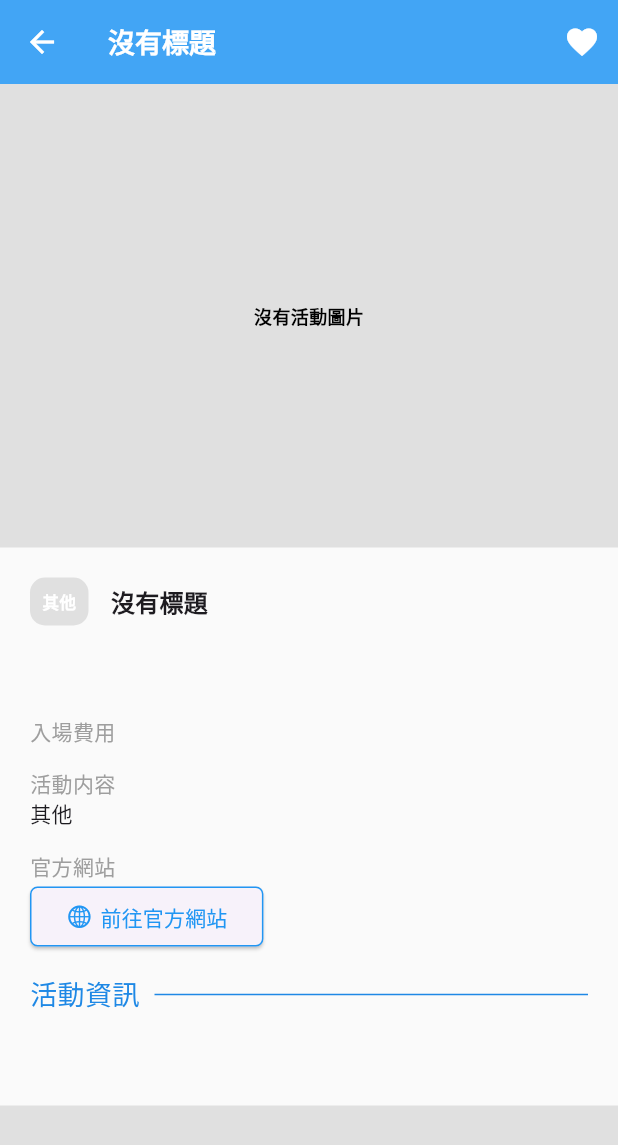
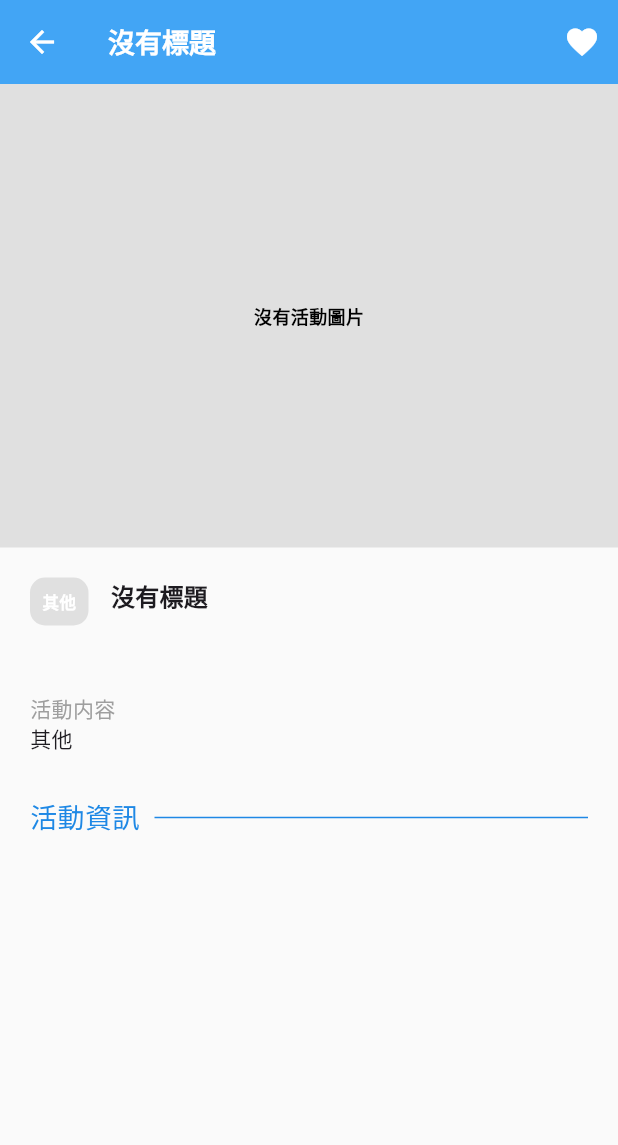
Before and after one commit to Edward-Chau/hk_acg_event_flutter, a Flutter app: the Informationscreen screen opened directly with empty values, on a phone screen of 412 x 824 dp. Shown: the top 1145 px of the screen. Run offline on Flutter 3.47's test engine with Material 3 defaults, Android fonts, the light colour scheme and no system bars; drawn by our look-alikes of flutter_html; our stand-ins replace dio, flutter_riverpod, gap, shared_preferences, smooth_page_indicator, table_calendar and 1 more; missing offline and left inert: insta_image_viewer; accounts and stored records are empty; network calls fail.

Commit message:
update_calender

```diff
--- a/lib/Screen/favouriteScreen.dart
+++ b/lib/Screen/favouriteScreen.dart
@@ -34,7 +34,7 @@ class _FavouriteScreenState extends ConsumerState<FavouriteScreen> {
         data: (eventlists) {
           final List<Event> keepListOfEvent = eventlists.where((event) {
             return keepList
-                .contains(event.id); // Assuming Event has an 'id' field
+                .contains(event.documentId); // Assuming Event has an 'id' field
           }).toList();
           return keepList.isEmpty
               ? const SizedBox(
@@ -54,9 +54,7 @@ class _FavouriteScreenState extends ConsumerState<FavouriteScreen> {
                     return Column(
                       mainAxisSize: MainAxisSize.min,
                       children: [
-                        EventListtilecard(
-                          event: keepListOfEvent[index],
-                        ),
+                        EventListtilecard(event: keepListOfEvent[index]),
                         if (keepListOfEvent.length - 1 == index)
                           Padding(
                             padding: const EdgeInsets.only(top: 8),
--- a/lib/Screen/informationScreen.dart
+++ b/lib/Screen/informationScreen.dart
@@ -56,6 +56,7 @@ class _InformationscreenState extends ConsumerState<Informationscreen> {
   Widget build(BuildContext context) {
     final List<String> keepList = ref.watch(keepEventProviderProvider);
     return Scaffold(
+      backgroundColor: Colors.grey[50],
       appBar: AppBar(
         actions: [
           IconButton(
@@ -94,9 +95,7 @@ class _InformationscreenState extends ConsumerState<Informationscreen> {
         ),
         backgroundColor: ETAColors.appbarColors_01,
       ),
-      body: Container(
-        color: Colors.grey[50],
-        child: SingleChildScrollView(
+      body: SingleChildScrollView(
         child: Column(
           crossAxisAlignment: CrossAxisAlignment.start,
           children: [
@@ -142,8 +141,7 @@ class _InformationscreenState extends ConsumerState<Informationscreen> {
                               placeholder: kTransparentImage,
                               image: image,
                               fit: BoxFit.cover,
-                                imageErrorBuilder:
-                                    (context, error, stackTrace) =>
+                              imageErrorBuilder: (context, error, stackTrace) =>
                                   const Center(
                                 child: Text('error'),
                               ),
@@ -174,19 +172,22 @@ class _InformationscreenState extends ConsumerState<Informationscreen> {
                 crossAxisAlignment: CrossAxisAlignment.start,
                 children: [
                   Row(
+                    crossAxisAlignment: CrossAxisAlignment.start,
                     children: [
                       Padding(
                         padding: const EdgeInsets.only(right: 15),
                         child: Eventcategorylabel(event: widget.event),
                       ),
-                        Text(
+                      Expanded(
+                        child: Text(
                           widget.event.title,
-                          maxLines: 2,
-                          overflow: TextOverflow.ellipsis,
+                          // maxLines: 2,
+                          // overflow: TextOverflow.ellipsis,
                           style: Theme.of(context)
                               .textTheme
                               .titleMedium!
                               .copyWith(fontWeight: FontWeight.bold),
+                        ),
                       ),
                     ],
                   ),
@@ -207,10 +208,9 @@ class _InformationscreenState extends ConsumerState<Informationscreen> {
                       crossAxisAlignment: CrossAxisAlignment.start,
                       mainAxisSize: MainAxisSize.min,
                       children: [
-                          const Text('時間',
-                              style: TextStyle(color: Colors.grey)),
-                          ...widget.event.eventTimes.map(
-                              (dayTime) => Text(dayTime.formatDetailTime()))
+                        const Text('時間', style: TextStyle(color: Colors.grey)),
+                        ...widget.event.eventTimes
+                            .map((dayTime) => Text(dayTime.formatDetailTime()))
                       ],
                     ),
 
@@ -221,8 +221,7 @@ class _InformationscreenState extends ConsumerState<Informationscreen> {
                       crossAxisAlignment: CrossAxisAlignment.start,
                       mainAxisSize: MainAxisSize.min,
                       children: [
-                          const Text('會場',
-                              style: TextStyle(color: Colors.grey)),
+                        const Text('會場', style: TextStyle(color: Colors.grey)),
                         InkWell(
                           onTap: () async {
                             if (!await launchUrl(Uri.parse(
@@ -231,34 +230,48 @@ class _InformationscreenState extends ConsumerState<Informationscreen> {
                             }
                           },
                           child: Row(
+                            crossAxisAlignment: CrossAxisAlignment.start,
                             children: [
-                                Text(widget.event.location,
+                              Icon(Icons.location_on,
+                                  color: Colors.orange[800]),
+                              Expanded(
+                                child: Text(widget.event.location,
                                     style: TextStyle(color: Colors.blue[800])),
-                                Icon(Icons.location_on,
-                                    color: Colors.orange[800])
+                              ),
                             ],
                           ),
                         ),
+                        space,
                       ],
                     ),
-                    space,
-                    const Text('入場費用', style: TextStyle(color: Colors.grey)),
+
+                  if (widget.event.tickets.isNotEmpty)
+                    Column(
+                      crossAxisAlignment: CrossAxisAlignment.start,
+                      mainAxisSize: MainAxisSize.min,
+                      children: [
+                        const Text('入場費用',
+                            style: TextStyle(color: Colors.grey)),
                         ...widget.event.tickets.map((ticket) {
-                      return Text('${ticket.category}: $${ticket.price}');
+                          return Text('${ticket.category}: \$${ticket.price}');
                         }),
                         space,
+                      ],
+                    ),
                   const Text('活動内容', style: TextStyle(color: Colors.grey)),
                   Text(evenCategoryChineseName[widget.event.evenCategory]
                       .toString()),
                   space,
-
-                    if (widget.event.officialURL != 'N/A')
+                  if (widget.event.officialURL != '')
                     Column(
                       crossAxisAlignment: CrossAxisAlignment.start,
                       mainAxisSize: MainAxisSize.min,
                       children: [
-                          const Text('官方網站',
-                              style: TextStyle(color: Colors.grey)),
+                        const Text(
+                          '官方網站',
+                          style: TextStyle(color: Colors.grey),
+                        ),
+                        const SizedBox(height: 5),
                         ElevatedButton(
                           style: ElevatedButton.styleFrom(
                               shape: RoundedRectangleBorder(
@@ -301,7 +314,6 @@ class _InformationscreenState extends ConsumerState<Informationscreen> {
               ),
             ),
           ],
-          ),
         ),
       ),
     );
--- a/lib/main.dart
+++ b/lib/main.dart
@@ -12,7 +12,6 @@ class MyApp extends StatelessWidget {
 
   @override
   Widget build(BuildContext context) {
-    // print(evenCategoryChineseName[EvenCategory.acg]);
     return MaterialApp(
       debugShowCheckedModeBanner: false,
       theme: ThemeData(
```
Also changed, not shown: lib/Screen/eventCalendarScreen.dart (+114 -7 lines), lib/Widget/EventListTileCard.dart (+38 -10 lines), lib/model/EventModel.dart (+10 -1 lines). Lines whose indentation alone changed are shown as unchanged.
